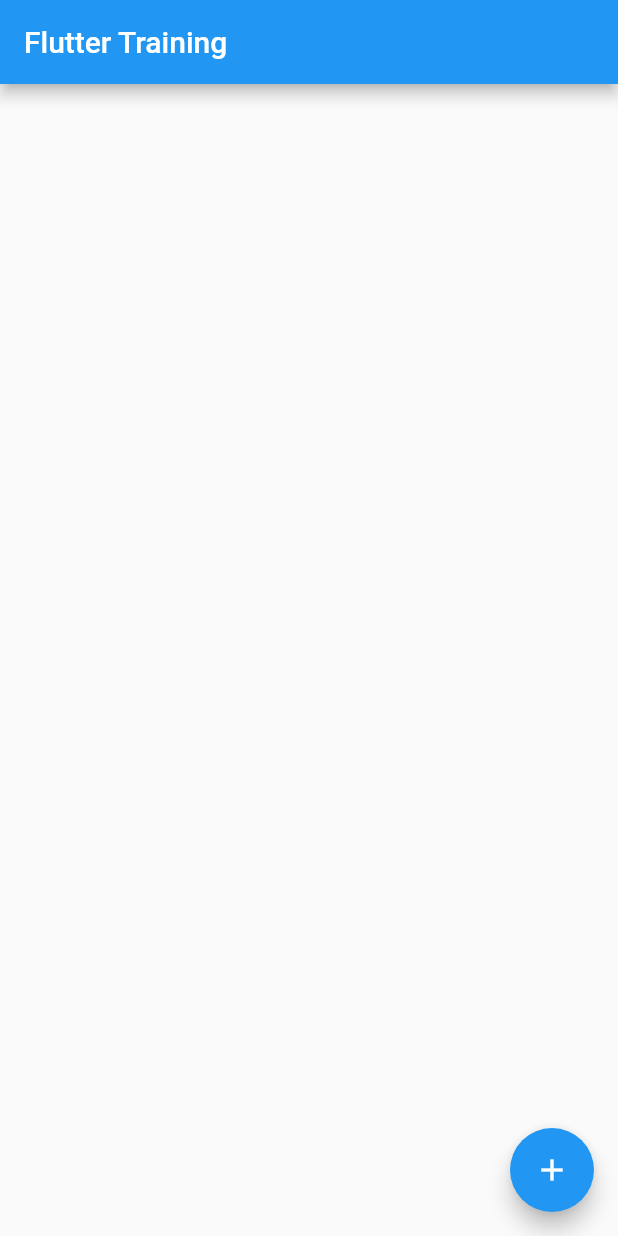
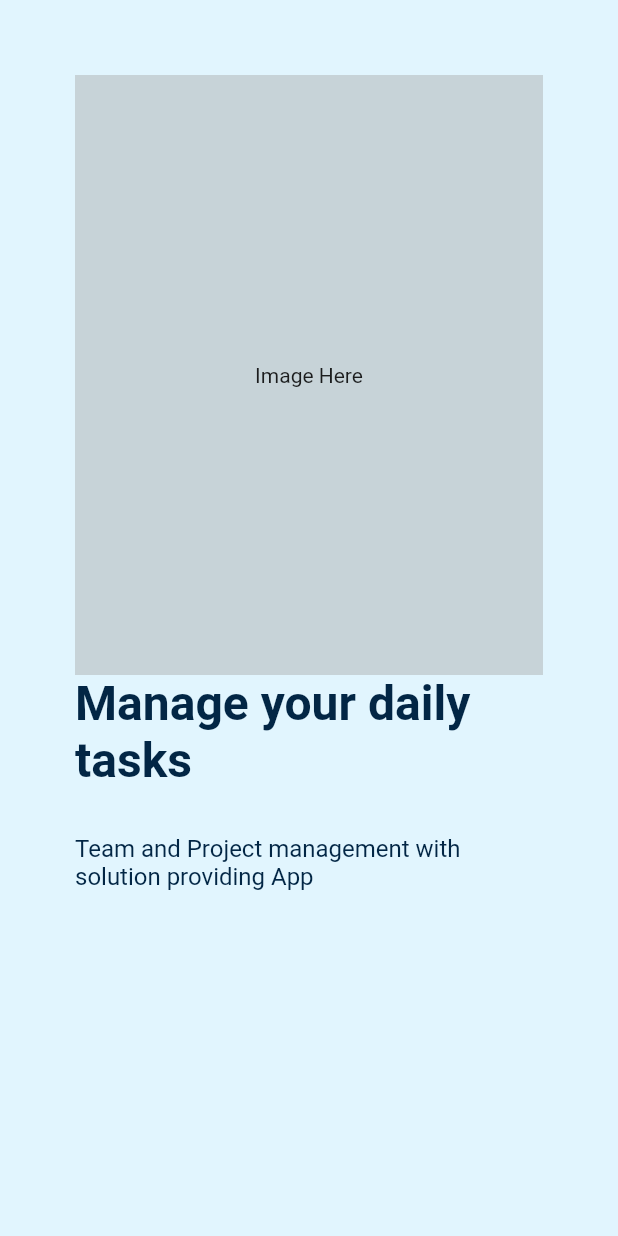
Before and after one commit to farhan-syah/flutter-training-18-Jul, a Flutter app: the screen it shows after launch, on a phone screen of 412 x 824 dp. Run offline on Flutter 3.47's test engine with Material 2 defaults, Android fonts, the phone set to English and light mode, and no system bars.

Commit message:
Landing screen part 1

```diff
--- /dev/null
+++ b/lib/const.dart
@@ -0,0 +1,3 @@
+import 'package:flutter/material.dart';
+
+const Color textColor = Color.fromARGB(255, 2, 38, 69);
--- /dev/null
+++ b/lib/landing.screen.dart
@@ -0,0 +1,49 @@
+import 'package:flutter/material.dart';
+import 'package:training_18_jul/const.dart';
+
+class LandingScreen extends StatelessWidget {
+  const LandingScreen({Key? key}) : super(key: key);
+
+  @override
+  Widget build(BuildContext context) {
+    return Material(
+      child: Container(
+        padding: const EdgeInsets.all(50),
+        color: Colors.lightBlue.shade50,
+        child: Column(
+          crossAxisAlignment: CrossAxisAlignment.start,
+          children: [
+            // Image
+            Container(
+              color: Colors.grey.withAlpha(100),
+              height: 400,
+              width: MediaQuery.of(context).size.width,
+              child: const Center(child: Text('Image Here')),
+            ),
+            // Header
+            const Text(
+              'Manage your daily tasks',
+              style: TextStyle(
+                fontSize: 32,
+                fontWeight: FontWeight.w700,
+                color: textColor,
+              ),
+            ),
+            const SizedBox(
+              height: 30,
+            ),
+            // Subheadline
+            const Text(
+              'Team and Project management with solution providing App',
+              style: TextStyle(
+                fontSize: 16,
+                color: textColor,
+              ),
+            ),
+            // Button
+          ],
+        ),
+      ),
+    );
+  }
+}
--- a/lib/main.dart
+++ b/lib/main.dart
@@ -1,5 +1,5 @@
 import 'package:flutter/material.dart';
-import 'package:training_18_jul/home.screen.dart';
+import 'package:training_18_jul/landing.screen.dart';
 
 void main() {
   runApp(const MyApp());
@@ -25,7 +25,7 @@
         // is not restarted.
         primarySwatch: Colors.blue,
       ),
-      home: const HomeScreen(),
+      home: const LandingScreen(),
     );
   }
 }
```
